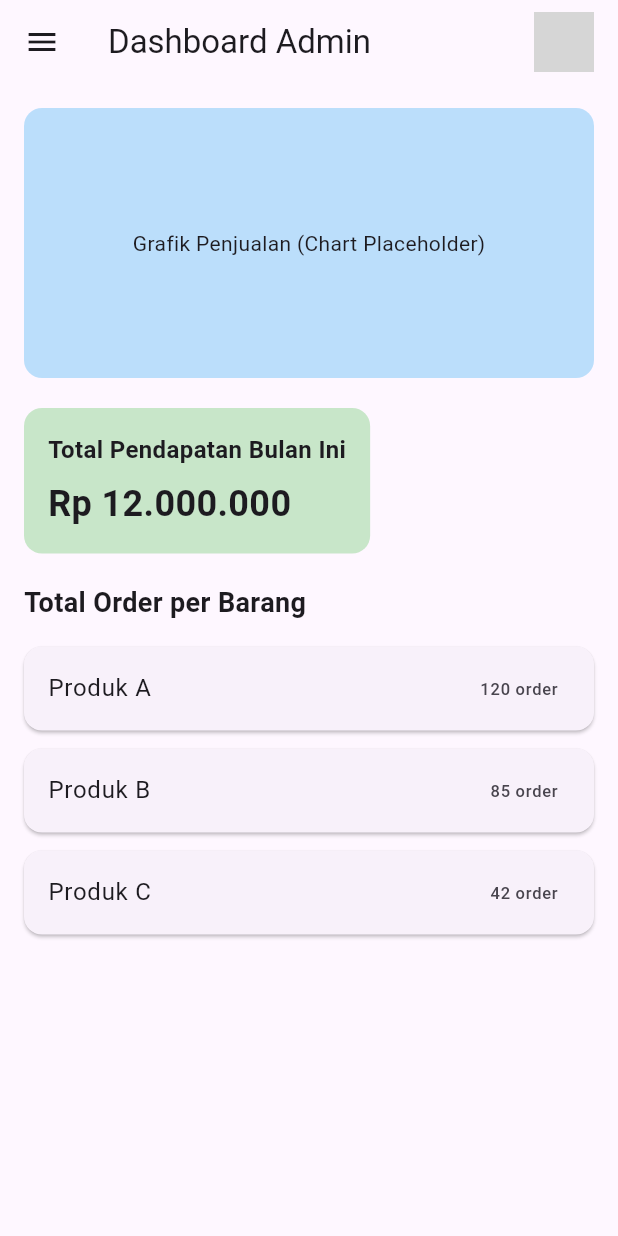
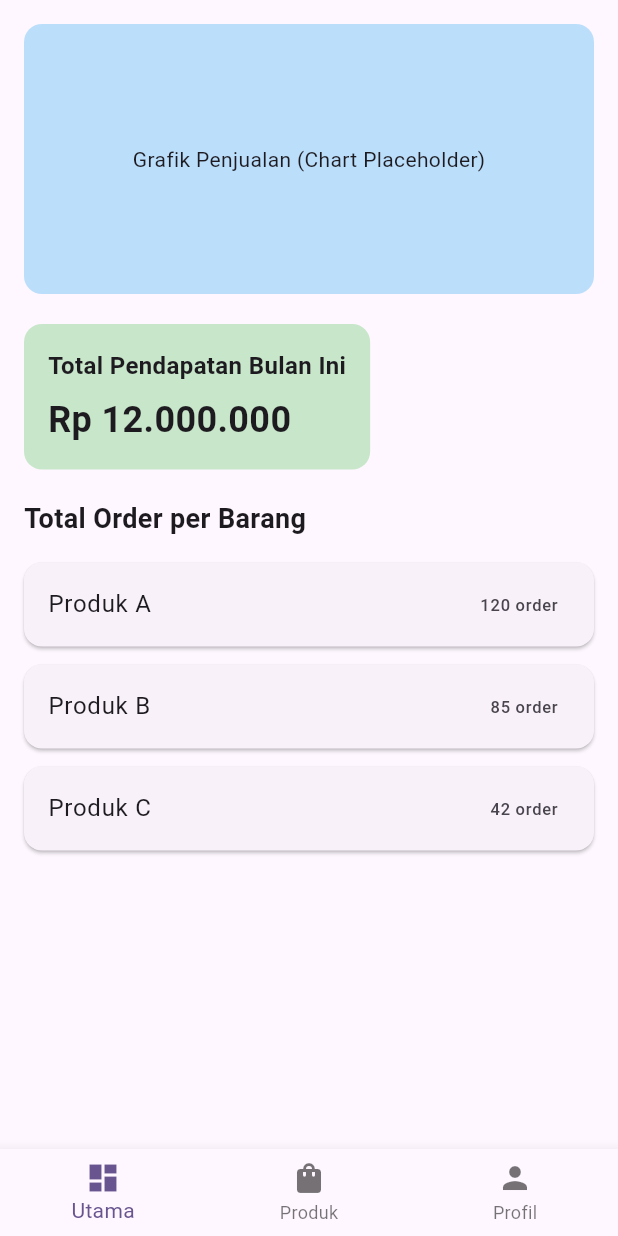
Before and after one commit to AnandaFajar26/fiisaliamart, a Flutter app: the AdminDashboard screen opened directly, on a phone screen of 412 x 824 dp. Run offline on Flutter 3.47's test engine with Material 3 defaults, Android fonts, the phone set to English and light mode, and no system bars; our stand-ins replace get, image_picker, supabase_flutter; accounts and stored records are empty; grey boxes are pictures that could not be loaded.

Commit message:
menambahkan navigation bar fikri

```diff
--- a/lib/halamanadmin/dasboard_admin.dart
+++ b/lib/halamanadmin/dasboard_admin.dart
@@ -1,61 +1,48 @@
 import 'package:flutter/material.dart';
+import 'package:get/get.dart';
+import 'halaman_produk.dart';
+import 'halaman_profil.dart';
 
-class AdminDashboard extends StatelessWidget {
+class AdminDashboard extends StatefulWidget {
   const AdminDashboard({super.key});
+
+  @override
+  State<AdminDashboard> createState() => _AdminDashboardState();
+}
+
+class _AdminDashboardState extends State<AdminDashboard> {
+  int _selectedIndex = 0;
+
+  final List<String> _routes = ['/dashboard', '/produk', '/profil'];
 
   @override
   Widget build(BuildContext context) {
     return Scaffold(
-      drawer: Drawer(
-        child: ListView(
-          padding: EdgeInsets.zero,
-          children: [
-            const DrawerHeader(
-              decoration: BoxDecoration(color: Colors.blue),
-              child: Text(
-                'Menu',
-                style: TextStyle(color: Colors.white, fontSize: 24),
+      body: _getBody(),
+      bottomNavigationBar: BottomNavigationBar(
+        currentIndex: _selectedIndex,
+        onTap: (index) {
+          setState(() {
+            _selectedIndex = index;
+          });
+          Get.toNamed(_routes[index]);
+        },
+        items: const [
+          BottomNavigationBarItem(icon: Icon(Icons.dashboard), label: 'Utama'),
+          BottomNavigationBarItem(
+            icon: Icon(Icons.shopping_bag),
+            label: 'Produk',
           ),
-            ),
-            ListTile(
-              leading: const Icon(Icons.dashboard),
-              title: const Text('Utama'),
-              onTap: () {},
-            ),
-            ListTile(
-              leading: const Icon(Icons.shopping_bag),
-              title: const Text('Produk'),
-              onTap: () {}, // TODO: Navigasi ke halaman produk
-            ),
-            ListTile(
-              leading: const Icon(Icons.receipt_long),
-              title: const Text('Orderan'),
-              onTap: () {}, // TODO: Navigasi ke halaman orderan
-            ),
+          BottomNavigationBarItem(icon: Icon(Icons.person), label: 'Profil'),
         ],
       ),
-      ),
-      appBar: AppBar(
-        title: const Text('Dashboard Admin'),
-        leading: Builder(
-          builder:
-              (context) => IconButton(
-                icon: const Icon(Icons.menu),
-                onPressed: () => Scaffold.of(context).openDrawer(),
-              ),
-        ),
-        actions: const [
-          Padding(
-            padding: EdgeInsets.only(right: 16.0),
-            child: CircleAvatar(
-              backgroundImage: AssetImage(
-                'assets/avatar.png',
-              ), // Ganti sesuai asetmu
-            ),
-          ),
-        ],
-      ),
-      body: Padding(
+    );
+  }
+
+  Widget _getBody() {
+    switch (_selectedIndex) {
+      case 0:
+        return Padding(
           padding: const EdgeInsets.all(16),
           child: SingleChildScrollView(
             child: Column(
@@ -127,7 +114,13 @@ class AdminDashboard extends StatelessWidget {
               ],
             ),
           ),
-      ),
         );
+      case 1:
+        return HalamanProduk();
+      case 2:
+        return HalamanProfil();
+      default:
+        return Container();
     }
   }
+}
```
Lines whose indentation alone changed are shown as unchanged.
